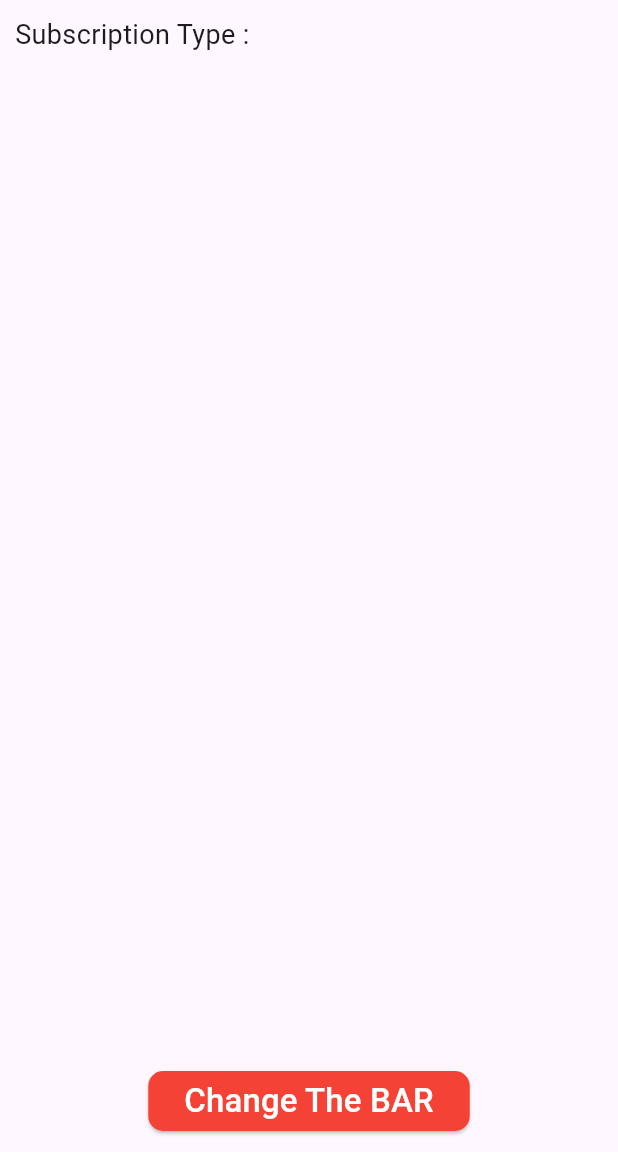
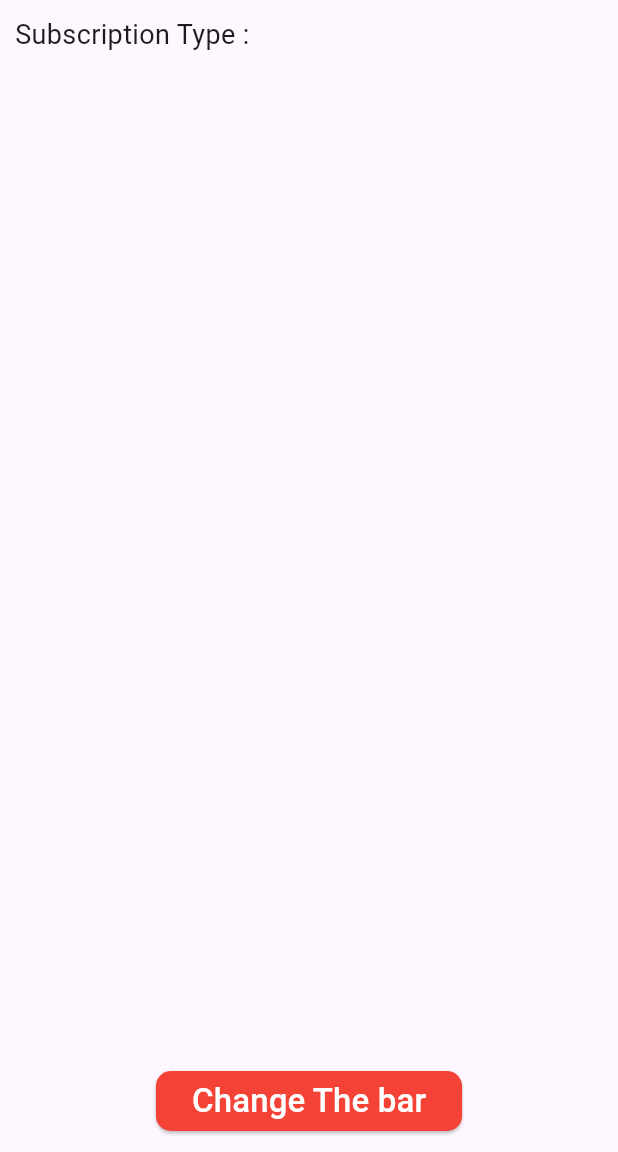
Before and after one commit to Ms0781/In_app_purchase_flutter, a Flutter app: the screen it shows after launch, on a phone screen of 412 x 824 dp, the part 84-1236 px from its top. Run offline on Flutter 3.47's test engine with Material 3 defaults, Android fonts, the phone set to English and light mode, and no system bars; our stand-ins replace google_fonts.

Commit message:
temp commit

```diff
--- a/lib/view/subscription_page.dart
+++ b/lib/view/subscription_page.dart
@@ -53,7 +53,7 @@ class _SubscriptionPageState extends State<SubscriptionPage> {
                      shape: RoundedRectangleBorder(
                          borderRadius: BorderRadius.circular(10)
                      )
-                 ), child: Text("Change The BAR",style: GoogleFonts.roboto(fontSize: 22,color: Colors.white,)),
+                 ), child: Text("Change The bar",style: GoogleFonts.roboto(fontSize: 22,color: Colors.white,)),
                ),
              )
             ],
```
